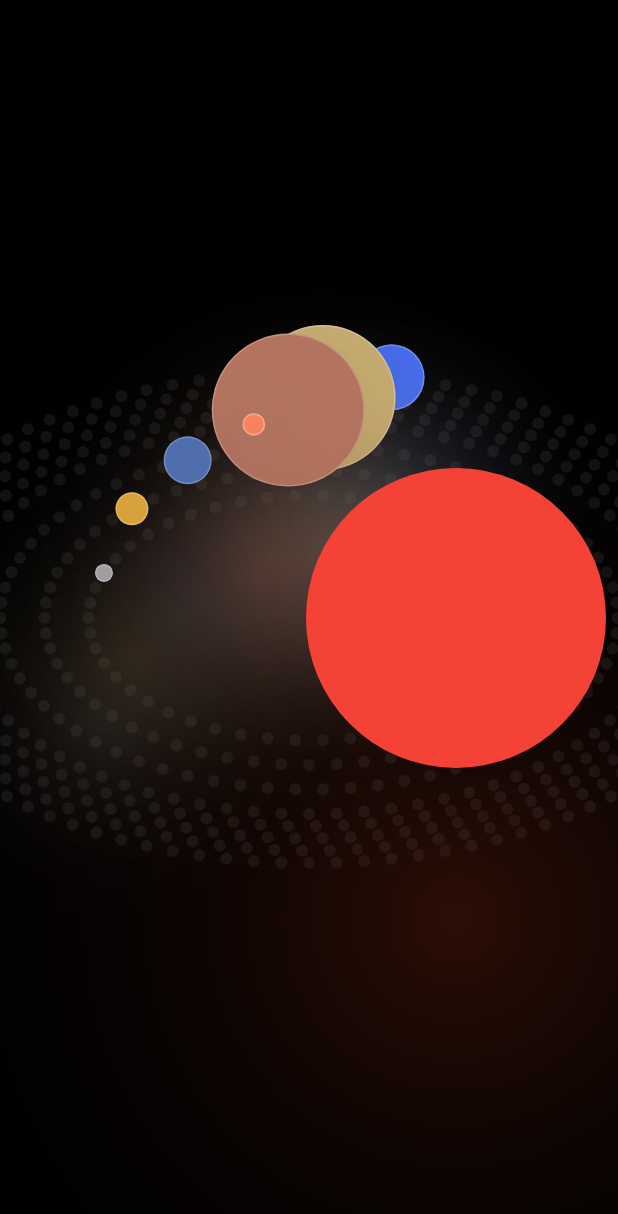
After one commit to lakscastro/aria, a Flutter app: the HomePage screen opened directly, after a tap on "bouncing", on a phone screen of 412 x 824 dp. The commit adds this screen. Shown: the top 1214 px of the screen. Run offline on Flutter 3.47's test engine with Material 2 defaults, Android fonts, the phone set to English and light mode, and no system bars; our stand-ins replace dotted_border, equatable.

Commit message:
Add a simple and pseudo solar-system

```diff
--- a/lib/animations/outline_circle.dart
+++ b/lib/animations/outline_circle.dart
@@ -17,7 +17,7 @@ class OutlineCircle extends StatefulWidget {
   _OutlineCircleState createState() => _OutlineCircleState();
 }
 
-class _OutlineCircleState extends SingleInfiniteAnimationMixin<OutlineCircle> {
+class _OutlineCircleState extends SingleInfiniteAnimation<OutlineCircle> {
   static const _kMinCirclePadding = 75.0;
 
   @override
--- /dev/null
+++ b/lib/animations/simple_pendulum.dart
@@ -0,0 +1,233 @@
+import 'dart:math';
+
+import 'package:aria/theme/colors.dart';
+import 'package:aria/theme/dp.dart';
+import 'package:aria/utils/animation.dart';
+import 'package:aria/utils/math.dart';
+import 'package:aria/utils/notations.dart';
+import 'package:flutter/material.dart';
+
+class SimplePendulum extends StatefulWidget {
+  const SimplePendulum({Key? key}) : super(key: key);
+
+  @override
+  _SimplePendulumState createState() => _SimplePendulumState();
+}
+
+class _SimplePendulumState extends SingleInfiniteAnimation<SimplePendulum> {
+  double get _time => controller?.lastElapsedDuration?.inDecimalSeconds ?? 0;
+
+  static const _kGravity = 9.8;
+
+  var _velociy = 0.0;
+  var _amplitude = 0.0;
+
+  double get _velocityX => _velociy * cos(_amplitude);
+  double get _velocityY => _velociy * sin(_amplitude);
+
+  @override
+  void initState() {
+    super.initState();
+
+    controller?.repeat();
+  }
+
+  @override
+  Widget build(BuildContext context) {
+    return Scaffold(
+      body: Center(
+        child: AspectRatio(
+          aspectRatio: k1p1,
+          child: SizedBox.expand(
+            child: Padding(
+              padding: k5dp.padding(),
+              child: AnimatedBuilder(
+                animation: controller!,
+                builder: (context, child) => CustomPaint(
+                  painter: _SimplePendulumPainter(_time),
+                ),
+              ),
+            ),
+          ),
+        ),
+      ),
+    );
+  }
+}
+
+class _SimplePendulumPainter extends CustomPainter {
+  _SimplePendulumPainter(this.time);
+
+  /// In decimal seconds
+  final double time;
+
+  static const _kCircleSize = 100.0;
+  static const _kColor = kGreenColor;
+
+  @anchor
+  static const _kPendulumRadius = 1.0;
+
+  late Canvas _canvas;
+  late Size _size;
+
+  Offset get _center => _size.center(Offset.zero);
+  double get _radius => _kPendulumRadius * _size.shortestSide / 2;
+
+  Paint get _paint => Paint()..color = _kColor;
+
+  Offset get _sun => _center.translate(_center.dx / 2, 0);
+
+  void _drawSun() {
+    const color = Color(0xFFD2421A);
+
+    _canvas.drawShadow(
+      Path()
+        ..addArc(
+          Rect.fromCircle(center: _sun, radius: _kCircleSize),
+          0,
+          k2pi,
+        ),
+      color,
+      _kCircleSize,
+      true,
+    );
+
+    _canvas.drawCircle(
+      _sun,
+      _kCircleSize,
+      Paint()..color = Colors.red,
+    );
+  }
+
+  void _drawPlanets() {
+    final planets = <List<double>>[
+      [
+        0.42,
+        1.0,
+        0xFF436BF3,
+      ],
+      [
+        0.42,
+        0.95,
+        0xFFCDF2F5,
+      ],
+      [
+        0.95,
+        0.9,
+        0xFFC6AC71,
+      ],
+      [
+        1,
+        0.85,
+        0xFFB2745F,
+      ],
+      [
+        0.13,
+        0.8,
+        0xFFF7835D,
+      ],
+      [
+        0.3,
+        0.7,
+        0xFF506EAE,
+      ],
+      [
+        0.2,
+        0.6,
+        0xFFD8A23B,
+      ],
+      [
+        0.1,
+        0.5,
+        0xFFA19D9E,
+      ],
+    ];
+
+    for (var i = 0; i < planets.length; i++) {
+      final planet = planets[i];
+
+      _drawBodyTrajetory(planet.first, planet[1], planet[2] ~/ 1);
+    }
+
+    for (var i = 0; i < planets.length; i++) {
+      final planet = planets[i];
+
+      _drawBody(planet.first, planet[1], planet[2] ~/ 1);
+    }
+  }
+
+  void _drawBody(@anchor double size, double radius, int color) {
+    final longest = _radius / 1.2;
+
+    final position = ellipticalPoint(
+          _sun.dx * radius,
+          longest * radius,
+          k2pi * (time / (radius * 5)),
+        ) +
+        _center;
+
+    final colored = Color(color);
+
+    _canvas.drawShadow(
+      Path()
+        ..addArc(
+          Rect.fromCircle(center: position, radius: size * _kCircleSize / 2),
+          0,
+          k2pi,
+        ),
+      colored,
+      50,
+      true,
+    );
+
+    final coloredHSL = HSLColor.fromColor(colored);
+    _canvas.drawCircle(
+      position,
+      (size * _kCircleSize / 2) + 1,
+      Paint()
+        ..color =
+            coloredHSL.withLightness(coloredHSL.lightness + 0.1).toColor(),
+    );
+
+    _canvas.drawCircle(
+      position,
+      size * _kCircleSize / 2,
+      Paint()..color = colored,
+    );
+  }
+
+  void _drawBodyTrajetory(@anchor double size, double radius, int color) {
+    var cursor = 0.0;
+    final path = Path();
+
+    final longest = _radius / 1.2;
+
+    while (cursor <= 10.0) {
+      final position = ellipticalPoint(
+            _sun.dx * radius,
+            longest * radius,
+            k2pi * (cursor / (radius * 10)),
+          ) +
+          _center;
+
+      path.addArc(Rect.fromCircle(center: position, radius: 4), 0, k2pi);
+
+      cursor += 0.1;
+    }
+
+    _canvas.drawPath(path, Paint()..color = kDarkerColor);
+  }
+
+  @override
+  void paint(Canvas canvas, Size size) {
+    _canvas = canvas;
+    _size = size;
+
+    _drawPlanets();
+    _drawSun();
+  }
+
+  @override
+  bool shouldRepaint(_SimplePendulumPainter oldDelegate) =>
+      oldDelegate.time != time;
+}
--- a/lib/const/animations.dart
+++ b/lib/const/animations.dart
@@ -2,6 +2,7 @@ import 'package:aria/animations/circular_particle_acceleration.dart';
 import 'package:aria/animations/connected_circles.dart';
 import 'package:aria/animations/outline_circle.dart';
 import 'package:aria/animations/particle_acceleration.dart';
+import 'package:aria/animations/simple_pendulum.dart';
 import 'package:aria/animations/sine_particle_acceleration.dart';
 import 'package:aria/models/animation_card.dart';
 
@@ -37,4 +38,10 @@ final animations = [
     description: 'play with a set of connected circles',
     fun: 3,
   ),
+  AnimationCard(
+    builder: (context) => const SimplePendulum(),
+    title: 'bouncing',
+    description: 'a simple pendulum implementation',
+    fun: 6,
+  ),
 ]..sort((a, b) => a.fun - b.fun);
--- a/lib/main.dart
+++ b/lib/main.dart
@@ -1,3 +1,4 @@
+import 'package:aria/animations/simple_pendulum.dart';
 import 'package:aria/pages/home_page.dart';
 import 'package:aria/theme/colors.dart';
 import 'package:aria/theme/typo.dart';
@@ -31,7 +32,7 @@ class Root extends StatelessWidget {
           bodyColor: kBodyColor,
         ),
       ),
-      home: const HomePage(),
+      home: const SimplePendulum(),
     );
   }
 }
--- a/lib/pages/home_page.dart
+++ b/lib/pages/home_page.dart
@@ -18,6 +18,8 @@ class HomePage extends StatefulWidget {
 }
 
 class _HomePageState extends State<HomePage> {
+  static const _kMinAnimationCardWidth = 150.0;
+
   Widget _buildAnimationCard(AnimationCard card) {
     final color = Color.lerp(
       kGreenColor,
@@ -103,9 +105,9 @@ class _HomePageState extends State<HomePage> {
               child: MasonryGridView(
                 shrinkWrap: true,
                 physics: const NeverScrollableScrollPhysics(),
-                gridDelegate:
-                    const SliverSimpleGridDelegateWithFixedCrossAxisCount(
-                  crossAxisCount: 2,
+                gridDelegate: SliverSimpleGridDelegateWithFixedCrossAxisCount(
+                  crossAxisCount:
+                      context.screen.width ~/ _kMinAnimationCardWidth,
                 ),
                 mainAxisSpacing: k8dp,
                 children: [
--- a/lib/utils/animation.dart
+++ b/lib/utils/animation.dart
@@ -1,5 +1,7 @@
+import 'package:aria/theme/time.dart';
 import 'package:flutter/animation.dart';
 import 'package:flutter/cupertino.dart';
+import 'package:flutter/material.dart';
 
 extension DurationUtils on Duration {
   double get inDecimalSeconds =>
@@ -7,13 +9,13 @@ extension DurationUtils on Duration {
 }
 
 /// Helper class to implement a simple loop animation
-abstract class SingleInfiniteAnimationMixin<T extends StatefulWidget>
+abstract class SingleInfiniteAnimation<T extends StatefulWidget>
     extends State<T> with SingleTickerProviderStateMixin<T> {
   AnimationController? controller;
   Animation<double>? animation;
 
   @protected
-  Duration get duration;
+  Duration get duration => k1000ms;
 
   @protected
   Curve get curve => Curves.linear;
--- a/lib/utils/math.dart
+++ b/lib/utils/math.dart
@@ -5,7 +5,10 @@ import 'package:flutter/cupertino.dart';
 const k2pi = pi * 2;
 
 Offset circlePoint(double radius, double radians) =>
-    Offset(radius * cos(radians), -radius * sin(radians));
+    ellipticalPoint(radius, radius, radians);
+
+Offset ellipticalPoint(double radiusX, double radiusY, double radians) =>
+    Offset(radiusX * cos(radians), -radiusY * sin(radians));
 
 int randomInt([int min = 0, int max = 1000]) {
   final random = Random();
```
